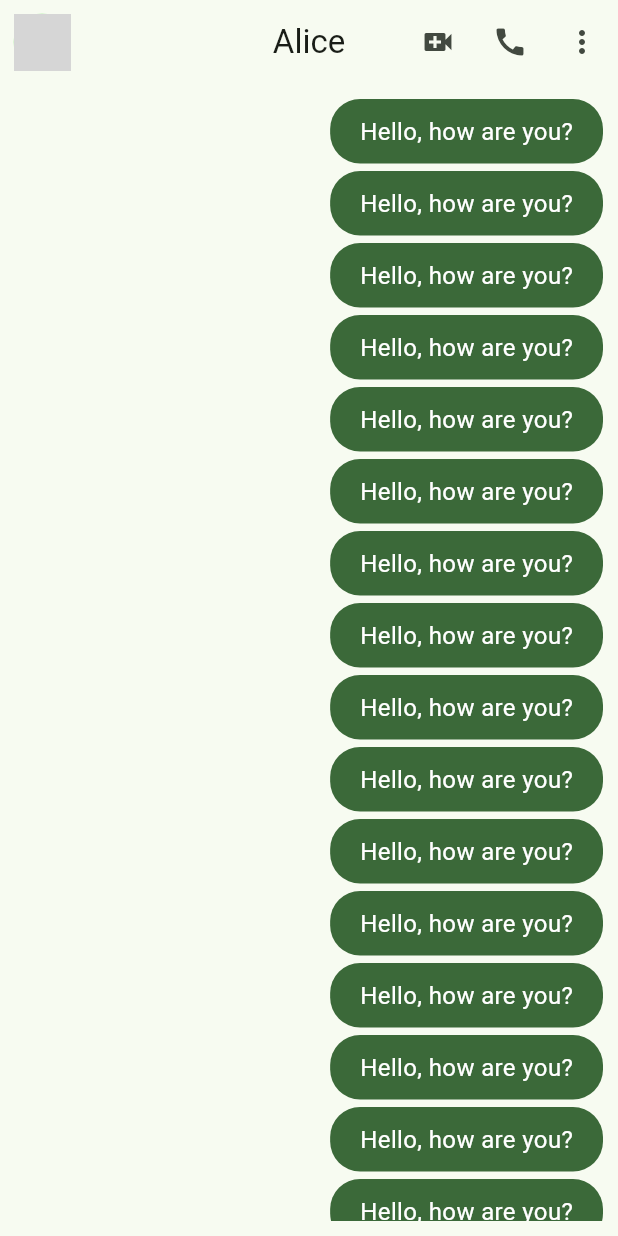
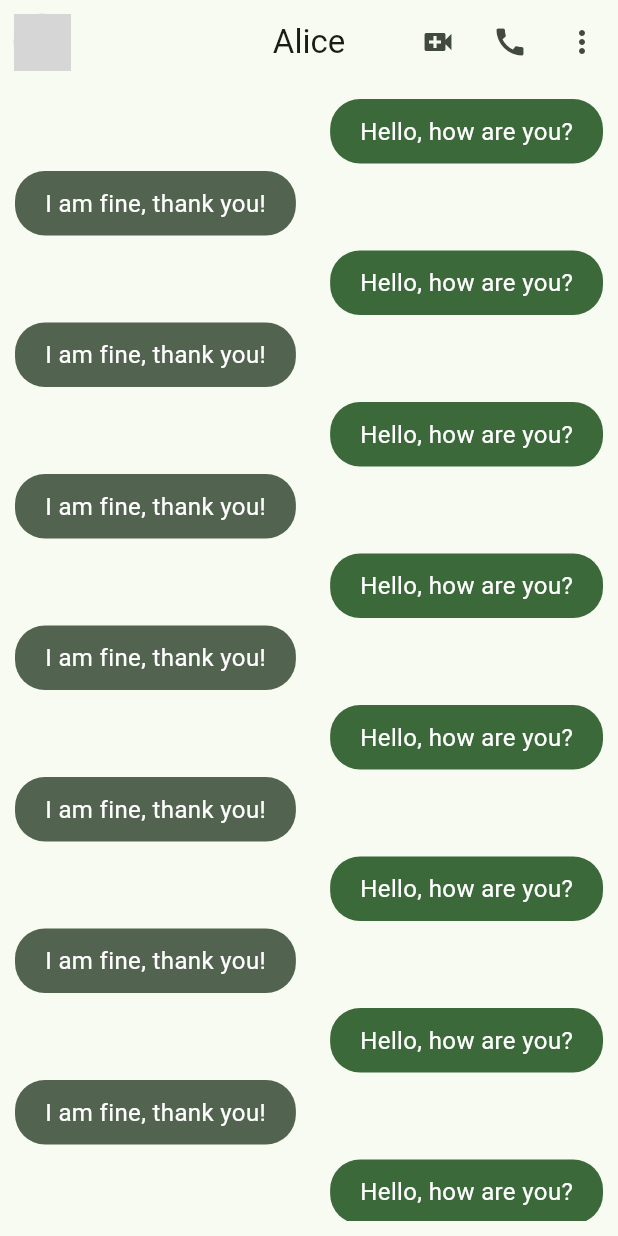
Before and after one commit to AlanMelendez/flutter_templateChatApp, a Flutter app: the screen it shows after launch, on a phone screen of 412 x 824 dp. Run offline on Flutter 3.47's test engine with Material 3 defaults, Android fonts, the phone set to English and light mode, and no system bars; network calls fail; grey boxes are pictures that could not be loaded.

Commit message:
feat: Add HerMessageBubble component and update ChatScreen to alternate message bubbles

```diff
--- a/lib/presentation/screens/chat/chat_screen.dart
+++ b/lib/presentation/screens/chat/chat_screen.dart
@@ -1,4 +1,5 @@
 import 'package:flutter/material.dart';
+import 'package:theme_yes_app/presentation/widgets/chat/her_message_bubble.dart';
 import 'package:theme_yes_app/presentation/widgets/chat/my_message_bubble.dart';
 
 class ChatScreen extends StatelessWidget {
@@ -71,7 +72,11 @@ class _ChatView extends StatelessWidget {
               child: ListView.builder(
                 itemCount: 50,
                 itemBuilder: (context, index) {
-                  return MyMessageBubble();
+                  return (
+                    index % 2 == 0
+                        ? const MyMessageBubble()
+                        : const HerMessageBubble()
+                  );
                 },
               ),
             ),
--- /dev/null
+++ b/lib/presentation/widgets/chat/her_message_bubble.dart
@@ -0,0 +1,32 @@
+import 'package:flutter/material.dart';
+
+class HerMessageBubble extends StatelessWidget {
+  const HerMessageBubble({super.key});
+
+  @override
+  Widget build(BuildContext context) {
+    final theme = Theme.of(context).colorScheme;
+
+    return Column(
+      crossAxisAlignment: CrossAxisAlignment.start,
+      children: [
+        Container(
+          decoration: BoxDecoration(
+            color: theme.secondary,
+            borderRadius: BorderRadius.circular(20.0),
+          ),
+          child: const Padding(
+            padding: EdgeInsets.symmetric(horizontal: 20, vertical: 10.0),
+            child: Text(
+              'I am fine, thank you!',
+              style: TextStyle(color: Colors.white, fontSize: 16.0),
+            ),
+          ),
+        ),
+        const SizedBox(height: 10.0), // Space between messages
+
+        //TODO: Add image
+      ],
+    );
+  }
+}
```
